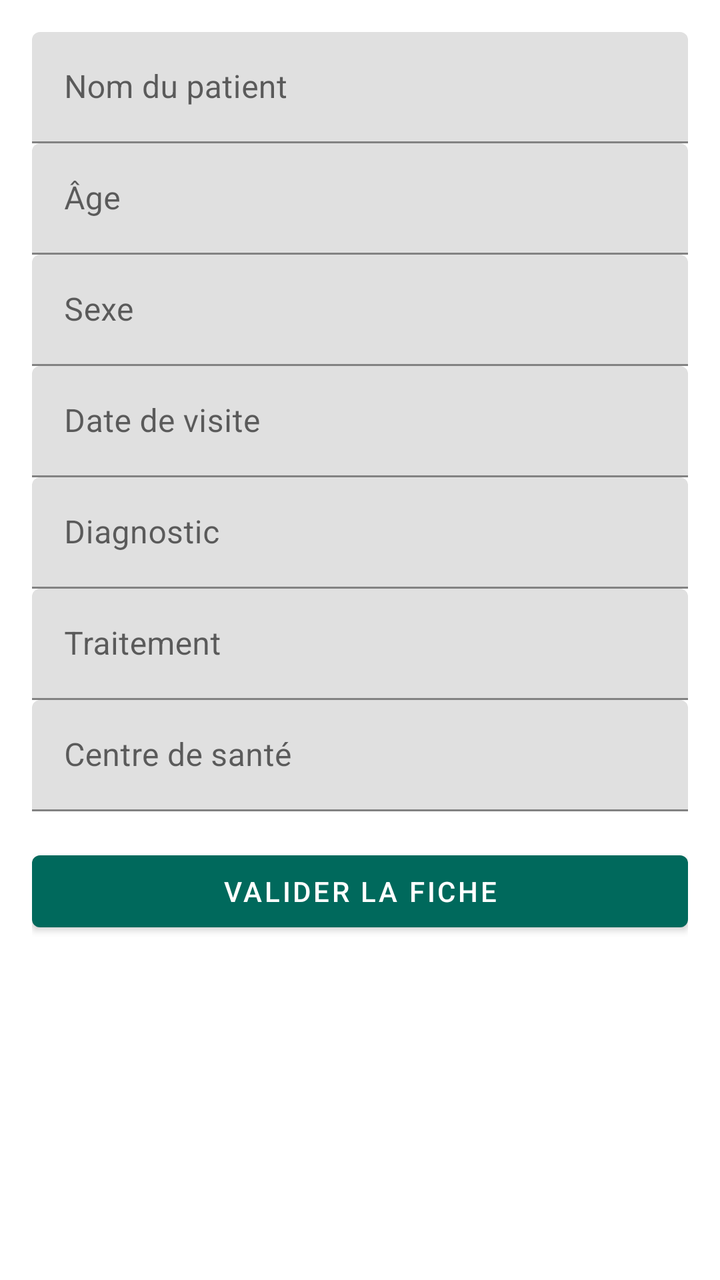
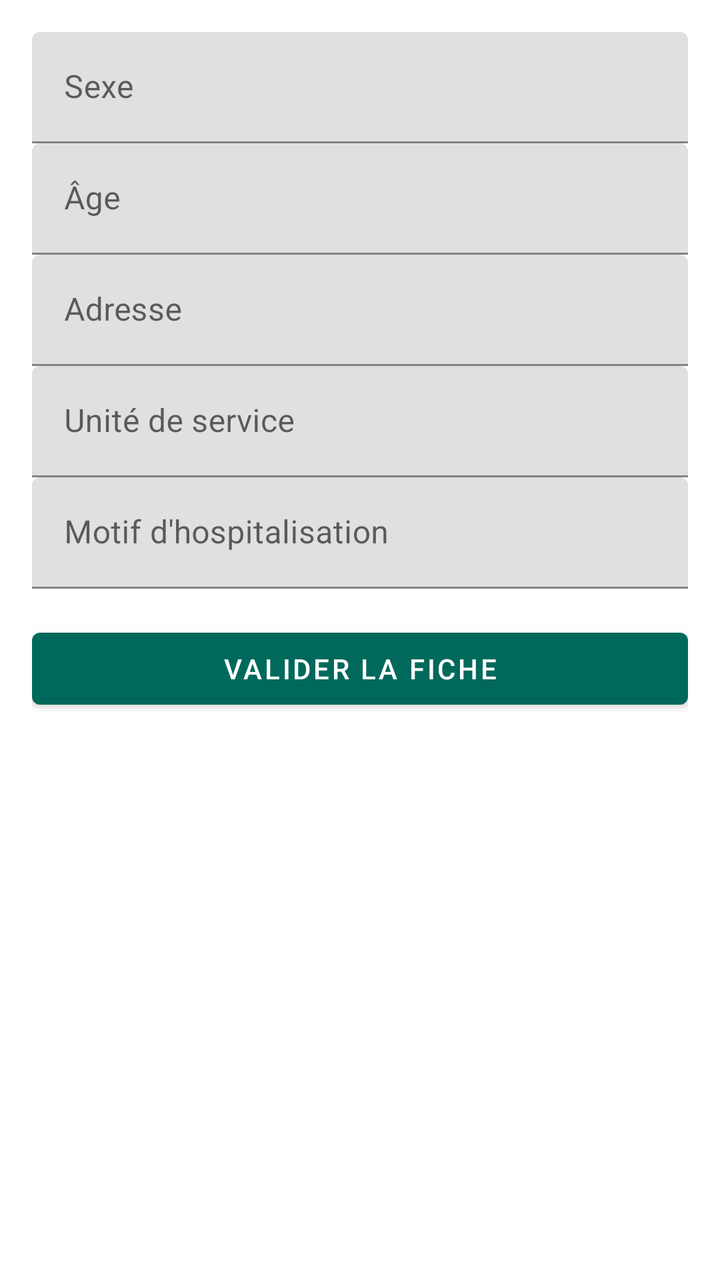

Screens rendered from an Android XML layout before and after an edit, with the pre-edit source and the edit as a unified diff.
<!-- AndroidManifest.xml: application theme Theme.MedScribeStandalone -->
<!-- res/layout/activity_entry_detail.xml -->
<?xml version="1.0" encoding="utf-8"?>
<ScrollView xmlns:android="http://schemas.android.com/apk/res/android"
    android:layout_width="match_parent"
    android:layout_height="match_parent">

    <LinearLayout
        android:layout_width="match_parent"
        android:layout_height="wrap_content"
        android:orientation="vertical"
        android:padding="16dp">

        <com.google.android.material.textfield.TextInputLayout
            android:layout_width="match_parent"
            android:layout_height="wrap_content"
            android:hint="@string/field_patient_name">
            <com.google.android.material.textfield.TextInputEditText
                android:id="@+id/editPatientName"
                android:layout_width="match_parent"
                android:layout_height="wrap_content" />
        </com.google.android.material.textfield.TextInputLayout>

        <com.google.android.material.textfield.TextInputLayout
            android:layout_width="match_parent"
            android:layout_height="wrap_content"
            android:hint="@string/field_age">
            <com.google.android.material.textfield.TextInputEditText
                android:id="@+id/editAge"
                android:layout_width="match_parent"
                android:layout_height="wrap_content" />
        </com.google.android.material.textfield.TextInputLayout>

        <com.google.android.material.textfield.TextInputLayout
            android:layout_width="match_parent"
            android:layout_height="wrap_content"
            android:hint="@string/field_sex">
            <com.google.android.material.textfield.TextInputEditText
                android:id="@+id/editSex"
                android:layout_width="match_parent"
                android:layout_height="wrap_content" />
        </com.google.android.material.textfield.TextInputLayout>

        <com.google.android.material.textfield.TextInputLayout
            android:layout_width="match_parent"
            android:layout_height="wrap_content"
            android:hint="@string/field_visit_date">
            <com.google.android.material.textfield.TextInputEditText
                android:id="@+id/editVisitDate"
                android:layout_width="match_parent"
                android:layout_height="wrap_content" />
        </com.google.android.material.textfield.TextInputLayout>

        <com.google.android.material.textfield.TextInputLayout
            android:layout_width="match_parent"
            android:layout_height="wrap_content"
            android:hint="@string/field_diagnosis">
            <com.google.android.material.textfield.TextInputEditText
                android:id="@+id/editDiagnosis"
                android:layout_width="match_parent"
                android:layout_height="wrap_content" />
        </com.google.android.material.textfield.TextInputLayout>

        <com.google.android.material.textfield.TextInputLayout
            android:layout_width="match_parent"
            android:layout_height="wrap_content"
            android:hint="@string/field_treatment">
            <com.google.android.material.textfield.TextInputEditText
                android:id="@+id/editTreatment"
                android:layout_width="match_parent"
                android:layout_height="wrap_content" />
        </com.google.android.material.textfield.TextInputLayout>

        <com.google.android.material.textfield.TextInputLayout
            android:layout_width="match_parent"
            android:layout_height="wrap_content"
            android:hint="@string/field_health_center">
            <com.google.android.material.textfield.TextInputEditText
                android:id="@+id/editHealthCenter"
                android:layout_width="match_parent"
                android:layout_height="wrap_content" />
        </com.google.android.material.textfield.TextInputLayout>

        <com.google.android.material.button.MaterialButton
            android:id="@+id/buttonValidate"
            android:layout_width="match_parent"
            android:layout_height="wrap_content"
            android:layout_marginTop="16dp"
            android:text="@string/validate_entry" />

    </LinearLayout>
</ScrollView>
<!-- resources referenced by this layout -->
<resources>
  <string name="field_age">Âge</string>
  <string name="field_diagnosis">Diagnostic</string>
  <string name="field_health_center">Centre de santé</string>
  <string name="field_patient_name">Nom du patient</string>
  <string name="field_sex">Sexe</string>
  <string name="field_treatment">Traitement</string>
  <string name="field_visit_date">Date de visite</string>
  <string name="validate_entry">Valider la fiche</string>
  <style name="Theme.MedScribeStandalone" parent="Theme.MaterialComponents.DayNight.NoActionBar">
          <item name="colorPrimary">#00695C</item>
          <item name="colorPrimaryDark">#004D40</item>
          <item name="colorAccent">#26A69A</item>
      </style>
</resources>

<!-- the commit's change to res/layout/activity_entry_detail.xml (unified diff, before → after) -->
@@ -12,9 +12,9 @@
         <com.google.android.material.textfield.TextInputLayout
             android:layout_width="match_parent"
             android:layout_height="wrap_content"
-            android:hint="@string/field_patient_name">
+            android:hint="@string/field_sexe">
             <com.google.android.material.textfield.TextInputEditText
-                android:id="@+id/editPatientName"
+                android:id="@+id/editSexe"
                 android:layout_width="match_parent"
                 android:layout_height="wrap_content" />
         </com.google.android.material.textfield.TextInputLayout>
@@ -32,9 +32,9 @@
         <com.google.android.material.textfield.TextInputLayout
             android:layout_width="match_parent"
             android:layout_height="wrap_content"
-            android:hint="@string/field_sex">
+            android:hint="@string/field_adresse">
             <com.google.android.material.textfield.TextInputEditText
-                android:id="@+id/editSex"
+                android:id="@+id/editAdresse"
                 android:layout_width="match_parent"
                 android:layout_height="wrap_content" />
         </com.google.android.material.textfield.TextInputLayout>
@@ -42,9 +42,9 @@
         <com.google.android.material.textfield.TextInputLayout
             android:layout_width="match_parent"
             android:layout_height="wrap_content"
-            android:hint="@string/field_visit_date">
+            android:hint="@string/field_unite_de_service">
             <com.google.android.material.textfield.TextInputEditText
-                android:id="@+id/editVisitDate"
+                android:id="@+id/editUniteDeService"
                 android:layout_width="match_parent"
                 android:layout_height="wrap_content" />
         </com.google.android.material.textfield.TextInputLayout>
@@ -52,29 +52,9 @@
         <com.google.android.material.textfield.TextInputLayout
             android:layout_width="match_parent"
             android:layout_height="wrap_content"
-            android:hint="@string/field_diagnosis">
+            android:hint="@string/field_motif">
             <com.google.android.material.textfield.TextInputEditText
-                android:id="@+id/editDiagnosis"
-                android:layout_width="match_parent"
-                android:layout_height="wrap_content" />
-        </com.google.android.material.textfield.TextInputLayout>
-
-        <com.google.android.material.textfield.TextInputLayout
-            android:layout_width="match_parent"
-            android:layout_height="wrap_content"
-            android:hint="@string/field_treatment">
-            <com.google.android.material.textfield.TextInputEditText
-                android:id="@+id/editTreatment"
-                android:layout_width="match_parent"
-                android:layout_height="wrap_content" />
-        </com.google.android.material.textfield.TextInputLayout>
-
-        <com.google.android.material.textfield.TextInputLayout
-            android:layout_width="match_parent"
-            android:layout_height="wrap_content"
-            android:hint="@string/field_health_center">
-            <com.google.android.material.textfield.TextInputEditText
-                android:id="@+id/editHealthCenter"
+                android:id="@+id/editMotif"
                 android:layout_width="match_parent"
                 android:layout_height="wrap_content" />
         </com.google.android.material.textfield.TextInputLayout>
<!-- resource entries referenced after the edit -->
@@ -1,12 +1,10 @@
 <!-- resources referenced by this layout -->
 <resources>
+  <string name="field_adresse">Adresse</string>
   <string name="field_age">Âge</string>
-  <string name="field_diagnosis">Diagnostic</string>
-  <string name="field_health_center">Centre de santé</string>
-  <string name="field_patient_name">Nom du patient</string>
-  <string name="field_sex">Sexe</string>
-  <string name="field_treatment">Traitement</string>
-  <string name="field_visit_date">Date de visite</string>
+  <string name="field_motif">Motif d\'hospitalisation</string>
+  <string name="field_sexe">Sexe</string>
+  <string name="field_unite_de_service">Unité de service</string>
   <string name="validate_entry">Valider la fiche</string>
   <style name="Theme.MedScribeStandalone" parent="Theme.MaterialComponents.DayNight.NoActionBar">
           <item name="colorPrimary">#00695C</item>
